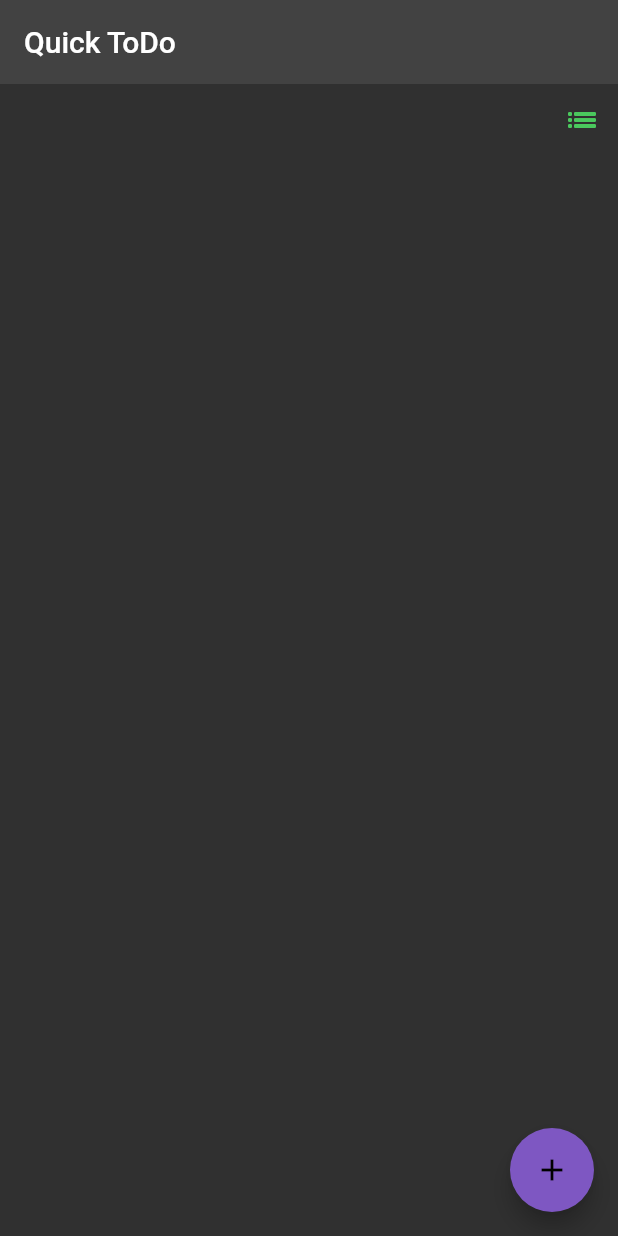
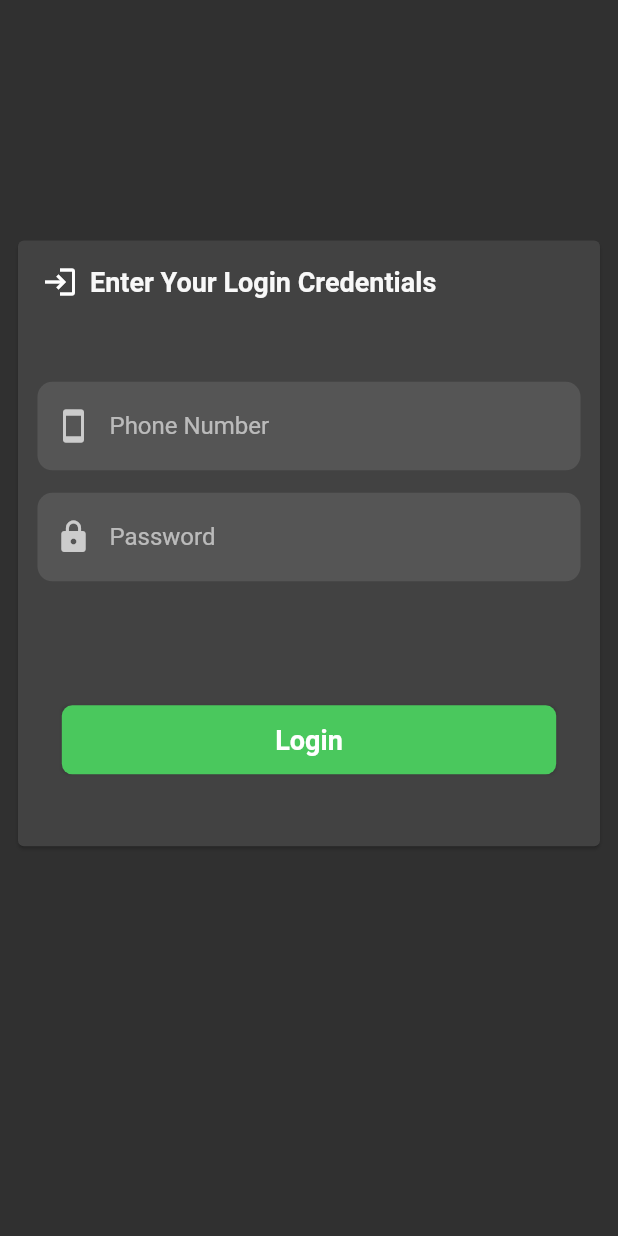
Before and after one commit to IMRISHABH08/quickTodo, a Flutter app: the screen it shows after launch, on a phone screen of 412 x 824 dp. Run offline on Flutter 3.47's test engine with Material 2 defaults, Android fonts, the phone set to English and light mode, and no system bars; drawn by our look-alikes of getwidget; our stand-ins replace flutter_hooks, flutter_secure_storage, freezed_annotation, get, google_fonts, hive and 2 more; accounts and stored records are empty; Roboto replaces fonts that are missing (OpenSans-SemiBold).

Commit message:
authentication,UI improved

```diff
--- a/lib/db/hive_adapter/todo_type_define.dart
+++ b/lib/db/hive_adapter/todo_type_define.dart
@@ -15,10 +15,10 @@ class Todo extends HiveObject {
   @HiveField(3)
   bool isPaused = true;
 
-  @HiveField(3)
+  @HiveField(4)
   bool isOpen = false;
 
-  @HiveField(4)
+  @HiveField(5)
   String status = 'TODO';
 
   Todo({
--- a/lib/main.dart
+++ b/lib/main.dart
@@ -3,15 +3,22 @@ import 'package:flutter/services.dart';
 import 'package:flutter_hooks/flutter_hooks.dart';
 import 'package:get/get.dart';
 import 'package:hooks_riverpod/hooks_riverpod.dart';
+import 'package:quicktodo/screens/authentication/login.dart';
 import 'package:quicktodo/screens/home/home.dart';
 
 import 'db/db.dart';
 
 final db = DB();
+bool login = false;
 void main() async {
   await db.initDatabase();
+  await isLogin;
+  runApp(const ProviderScope(child: MyApp()));
+}
 
-  runApp(const ProviderScope(child: MyApp()));
+Future<bool> get isLogin async {
+  login = await db.isLogin();
+  return login;
 }
 
 class MyApp extends HookWidget {
@@ -29,7 +36,7 @@ class MyApp extends HookWidget {
           //primarySwatch: Colors.blue,
           visualDensity: VisualDensity.adaptivePlatformDensity,
           brightness: Brightness.dark),
-      home: Home(),
+      home:login?Home():Login(),
     );
   }
 }
--- a/lib/providers/providers.dart
+++ b/lib/providers/providers.dart
@@ -1,5 +1,7 @@
 import 'package:hooks_riverpod/hooks_riverpod.dart';
 import 'package:quicktodo/db/db.dart';
+import 'package:quicktodo/screens/authentication/login_state.dart';
+import 'package:quicktodo/screens/authentication/login_state_notifier.dart';
 import 'package:quicktodo/screens/home/home_state.dart';
 import 'package:quicktodo/screens/home/home_state_notifier.dart';
 import 'package:quicktodo/styles/color/colors_state_notifier.dart';
@@ -15,6 +17,9 @@ final textStyleProvider = StateProvider((ref) {
   final colorThemeState = ref.watch(colorsProvider);
   return TextStyles(colors: colorThemeState);
 });
+final loginStateProvider =
+    StateNotifierProvider<LoginStateNotifier, LoginState>(
+        (ref) => LoginStateNotifier(ref));
 
 final homeStateProvider = StateNotifierProvider<HomeStateNotifier, HomeState>(
     (ref) => HomeStateNotifier(ref));
--- /dev/null
+++ b/lib/screens/authentication/login.dart
@@ -0,0 +1,203 @@
+import 'package:flutter/material.dart';
+import 'package:flutter_hooks/flutter_hooks.dart';
+import 'package:get/get.dart';
+import 'package:hooks_riverpod/hooks_riverpod.dart';
+import 'package:quicktodo/common/utils.dart';
+import 'package:quicktodo/db/db.dart';
+import 'package:quicktodo/providers/providers.dart';
+import 'package:quicktodo/screens/home/home.dart';
+import 'package:quicktodo/styles/textstyles/text_styles.dart';
+import 'package:quicktodo/widgets/buttons/buttons.dart';
+
+class Login extends HookConsumerWidget {
+  Login({Key? key}) : super(key: key);
+  final _userKey = GlobalKey<FormState>();
+  final userFocusNode = FocusNode();
+
+  final db = DB();
+  final FocusNode _phoneNumberFocus = FocusNode();
+  final FocusNode _passwdFocus = FocusNode();
+  @override
+  Widget build(BuildContext context, WidgetRef ref) {
+    final textStyle = ref.watch((textStyleProvider));
+
+    final colors = ref.watch(colorsProvider);
+    final loginProvider = ref.watch(loginStateProvider);
+    final phoneNumberController = useTextEditingController();
+    final passwdController = useTextEditingController();
+    final isMounted = useIsMounted();
+    useEffect(() {
+      if (isMounted()) {
+        Future.delayed(Duration.zero, () {});
+      }
+      return () {};
+    }, const []);
+    return Container(
+      child: SafeArea(
+        child: Scaffold(
+            //backgroundColor: colors.background,
+
+            body: Padding(
+          padding: const EdgeInsets.all(8.0),
+          child: SingleChildScrollView(
+              child: Column(
+            mainAxisAlignment: MainAxisAlignment.center,
+            crossAxisAlignment: CrossAxisAlignment.stretch,
+            children: [
+              // Padding(
+              //   padding: const EdgeInsets.all(8.0),
+              //   child: Image.asset(
+              //     'assets/icons/login.png',
+              //     fit: BoxFit.cover,
+              //     width: MediaQuery.of(context).size.width * 0.2,
+              //     height: 40,
+
+              //   ),
+              // ),
+               SizedBox(
+                height: MediaQuery.of(context).size.height * 0.18,
+              ),
+              Card(
+                // color: Colors.indigo[400],
+                child: Padding(
+                  padding: const EdgeInsets.all(8.0),
+                  child: Column(
+                    children: [
+                      Row(
+                        children: [
+                          const Padding(
+                            padding: EdgeInsets.all(8.0),
+                            child: Icon(
+                              Icons.login,
+                            ),
+                          ),
+                          Text('Enter Your Login Credentials',
+                              style: textStyle.openSansSemiBold
+                                  .copyWith(color: colors.background))
+                        ],
+                      ),
+                      SizedBox(
+                        height: MediaQuery.of(context).size.height * 0.05,
+                      ),
+                      Form(
+                          key: _userKey,
+                          child: Column(
+                            children: [
+                              phoneNumberTextField(
+                                  textStyle, _userKey, phoneNumberController,
+                                  (value) {
+                                FocusScope.of(context).unfocus();
+                                _userKey.currentState!.validate();
+                              }, _phoneNumberFocus, context),
+                              const SizedBox(
+                                height: 5,
+                              ),
+                              passwdTextField(
+                                  textStyle, _userKey, passwdController,
+                                  (value) {
+                                FocusScope.of(context).unfocus();
+                                _userKey.currentState!.validate();
+                              }, _passwdFocus, context)
+                            ],
+                          )),
+                      SizedBox(
+                        height: MediaQuery.of(context).size.height * 0.07,
+                      ),
+                      Padding(
+                        padding: const EdgeInsets.only(top: 20.0, bottom: 40),
+                        child: CustomizedButton(
+                          isLoading: loginProvider.isLoading,
+                          title: 'Login',
+                          onPressed: () async {
+                            FocusScope.of(context).unfocus();
+                            if (_userKey.currentState!.validate()) {
+                              db.storeUserCredentials(
+                                  phoneNumberController.text,
+                                  passwdController.text);
+                              Get.offAll(() => Home());
+                            }
+                          },
+                          height: 46,
+                          width: MediaQuery.of(context).size.width * 0.8,
+                          textStyle: textStyle.openSansSemiBold,
+                        ),
+                      )
+                    ],
+                  ),
+                ),
+              ),
+            ],
+          )),
+        )),
+      ),
+    );
+  }
+}
+
+Widget phoneNumberTextField(
+    TextStyles textStyle,
+    GlobalKey<FormState> key,
+    TextEditingController controller,
+    ValueChanged<String> onFieldSubmitted,
+    FocusNode focusNode,
+    BuildContext context) {
+  return Container(
+    padding: const EdgeInsets.all(5),
+    child: Column(
+      crossAxisAlignment: CrossAxisAlignment.start,
+      children: [
+        TextFormField(
+          controller: controller,
+          keyboardType: TextInputType.number,
+          validator: validatePhoneNumber,
+          focusNode: focusNode,
+          decoration: InputDecoration(
+              enabledBorder: UnderlineInputBorder(
+                  borderSide: BorderSide.none,
+                  borderRadius: BorderRadius.circular(10)),
+              filled: true,
+              label: const Text('Phone Number'),
+              prefixIcon: const Icon(Icons.smartphone)),
+          onFieldSubmitted: (value) {
+            FocusScope.of(context).unfocus();
+            key.currentState!.validate();
+          },
+        ),
+      ],
+    ),
+  );
+}
+
+Widget passwdTextField(
+    TextStyles textStyle,
+    GlobalKey<FormState> key,
+    TextEditingController controller,
+    ValueChanged<String> onFieldSubmitted,
+    FocusNode focusNode,
+    BuildContext context) {
+  return Container(
+    padding: const EdgeInsets.all(5),
+    child: Column(
+      crossAxisAlignment: CrossAxisAlignment.start,
+      children: [
+        TextFormField(
+          controller: controller,
+          validator: validatePassword,
+          obscureText: true,
+          focusNode: focusNode,
+          decoration: InputDecoration(
+              enabledBorder: UnderlineInputBorder(
+                  borderSide: BorderSide.none,
+                  borderRadius: BorderRadius.circular(10)),
+              filled: true,
+              label: const Text('Password'),
+              prefixIcon: const Icon(Icons.lock)),
+          onFieldSubmitted: (value) {
+            FocusScope.of(context).unfocus();
+            key.currentState!.validate();
+          },
+        ),
+      ],
+    ),
+  );
+}
--- /dev/null
+++ b/lib/widgets/buttons/buttons.dart
@@ -0,0 +1,56 @@
+import 'package:flutter/material.dart';
+import 'package:getwidget/getwidget.dart';
+
+class CustomizedButton extends StatelessWidget {
+  final bool isLoading;
+  final String title;
+  final void Function()? onPressed;
+  final double height;
+  final double width;
+  final TextStyle textStyle;
+  final Widget? icon;
+  final Color? color;
+  CustomizedButton(
+      {Key? key,
+      required this.isLoading,
+      required this.title,
+      required this.onPressed,
+      required this.height,
+      required this.width,
+      required this.textStyle,
+      this.icon,
+      this.color})
+      : super(key: key);
+
+  bool isClicked = false;
+
+  @override
+  Widget build(BuildContext context) {
+    return Container(
+      height: height,
+      width: width,
+      decoration:
+          BoxDecoration(borderRadius: BorderRadius.circular(5), boxShadow: [
+        BoxShadow(color: Colors.black.withOpacity(0.1), blurRadius: 1),
+      ]),
+      child: GFButton(
+        color: const Color(0xFF4AC85D),
+        borderShape: RoundedRectangleBorder(
+          borderRadius: BorderRadius.circular(7.0),
+        ),
+        onPressed: onPressed,
+        child: isLoading
+            ? const GFLoader(
+                loaderColorTwo: Colors.white,
+              )
+            : Row(
+                mainAxisAlignment: MainAxisAlignment.center,
+                children: [
+                  icon ?? const SizedBox(),
+                  Text(title, style: textStyle)
+                ],
+              ),
+      ),
+    );
+  }
+}
--- a/pubspec.yaml
+++ b/pubspec.yaml
@@ -42,10 +42,12 @@ flutter:
   fonts:
     - family: "OpenSansRegular"
       fonts:
-        - asset: lib/assets/fonts/OpenSans-Regular.ttf
+        - asset: assets/fonts/OpenSans-Regular.ttf
           weight: 400
 
     - family: "OrbitronRegular"
       fonts:
-        - asset: lib/assets/fonts/Orbitron-Regular.ttf
+        - asset: assets/fonts/Orbitron-Regular.ttf
           weight: 400
+  assets:
+    - ./assets/icons/login.png
```
Also changed, not shown: lib/common/utils.dart (+22 -0 lines), lib/db/db.dart (+14 -0 lines), lib/screens/authentication/login_state.dart (added, +10 -0 lines), lib/screens/authentication/login_state_notifier.dart (added, +8 -0 lines), lib/screens/home/home.dart (+43 -42 lines), lib/screens/home/home_state_notifier.dart (+8 -5 lines), assets/icons/login.png (added), lib/db/hive_adapter/todo_type_define.g.dart, lib/screens/authentication/login_state.freezed.dart (added).
